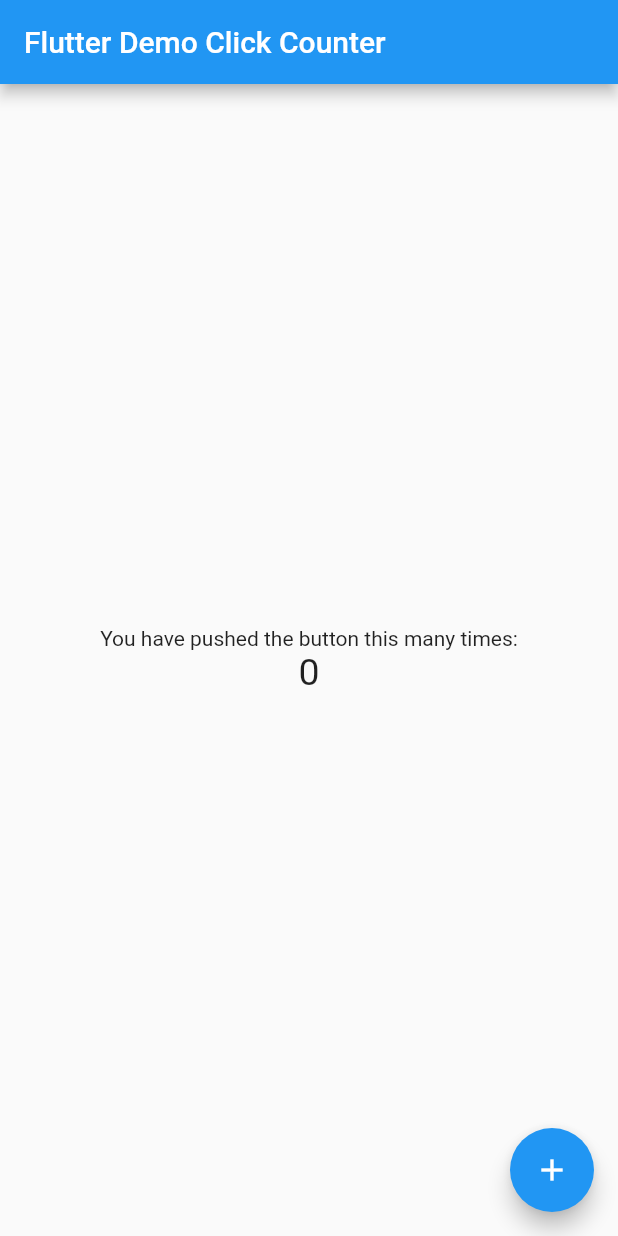
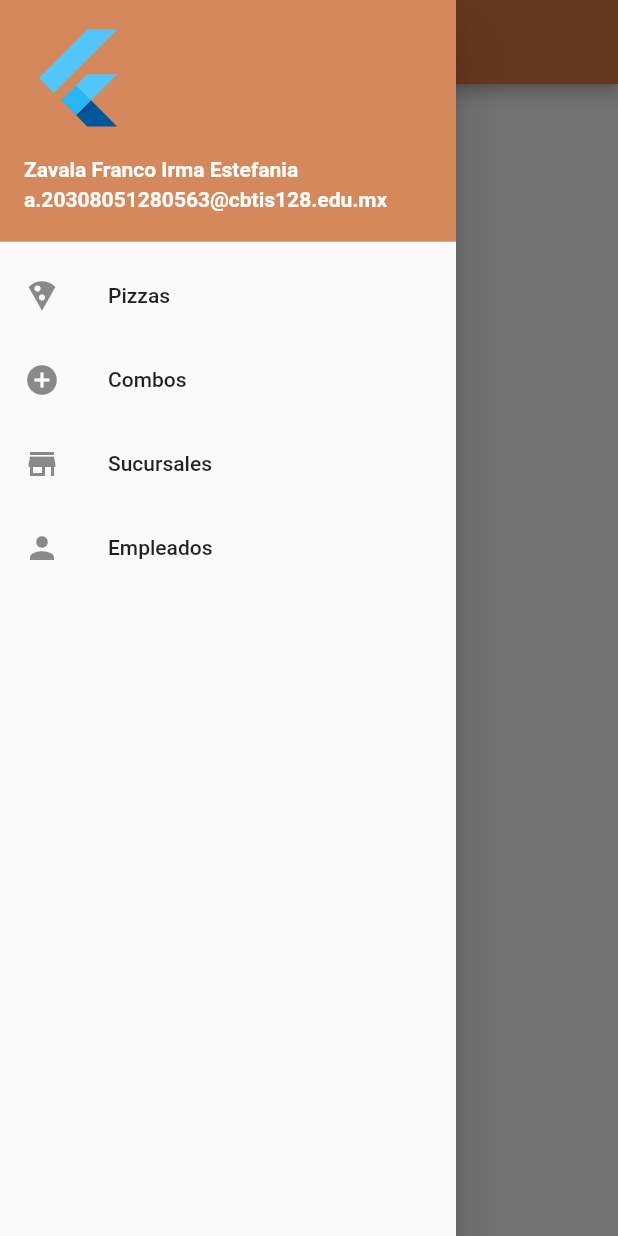
Before and after one commit to EstefaniaZAfa94748/DrawerFlutLab, a Flutter app: the screen it shows after launch, with the side drawer open (before the commit the screen has no drawer), on a phone screen of 412 x 824 dp. Run offline on Flutter 3.47's test engine with Material 2 defaults, Android fonts, the phone set to English and light mode, and no system bars.

Commit message:
drawer v2

```diff
--- a/lib/main.dart
+++ b/lib/main.dart
@@ -4,7 +4,7 @@ void main() => runApp(MyApp());
 
 class MyApp extends StatelessWidget {
   const MyApp({super.key});
-  static const String _title = 'Flutter Stateful Clicker Counter';
+  static const String _title = 'Drawer en Flutter';
   // This widget is the root of your application.
   @override
   Widget build(BuildContext context) {
@@ -13,6 +13,7 @@ class MyApp extends StatelessWidget {
       theme: ThemeData(
         primarySwatch: Colors.blue,
       ),
+      debugShowCheckedModeBanner: false,
       home: MyHomePage(),
     );
   }
@@ -20,71 +21,87 @@ class MyApp extends StatelessWidget {
 
 class MyHomePage extends StatefulWidget {
   const MyHomePage({super.key});
-  // This widget is the home page of your application. It is stateful, meaning
-  // that it has a State object (defined below) that contains fields that affect
-  // how it looks.
-  // This class is the configuration for the state.
   @override
   _MyHomePageState createState() => _MyHomePageState();
 }
 
 class _MyHomePageState extends State<MyHomePage> {
-  int _counter = 0;
-
-  void _incrementCounter() {
-    setState(() {
-      // This call to setState tells the Flutter framework that something has
-      // changed in this State, which causes it to rerun the build method below
-      // so that the display can reflect the updated values. If we changed
-      // _counter without calling setState(), then the build method would not be
-      // called again, and so nothing would appear to happen.
-      _counter++;
-    });
-  }
-
   @override
   Widget build(BuildContext context) {
-    // This method is rerun every time setState is called, for instance as done
-    // by the _incrementCounter method above.
-    //
-    // The Flutter framework has been optimized to make rerunning build methods
-    // fast, so that you can just rebuild anything that needs updating rather
-    // than having to individually change instances of widgets.
     return Scaffold(
       appBar: AppBar(
-        // Here we take the value from the MyHomePage object that was created by
-        // the App.build method, and use it to set our appbar title.
-        title: Text('Flutter Demo Click Counter'),
+        title: Text('Act.3 Drawer Zavala'),
+        backgroundColor: const Color(0xffd97942),
       ),
-      body: Center(
-        // Center is a layout widget. It takes a single child and positions it
-        // in the middle of the parent.
-        child: Column(
-          // Column is also a layout widget. It takes a list of children and
-          // arranges them vertically. By default, it sizes itself to fit its
-          // children horizontally, and tries to be as tall as its parent.
-          //
-          // Column has various properties to control how it sizes itself and
-          // how it positions its children. Here we use mainAxisAlignment to
-          // center the children vertically; the main axis here is the vertical
-          // axis because Columns are vertical (the cross axis would be
-          // horizontal).
-          mainAxisAlignment: MainAxisAlignment.center,
-          children: <Widget>[
-            Text(
-              'You have pushed the button this many times:',
+      drawer: Drawer(
+        child: ListView(
+          // Important: Remove any padding from the ListView.
+          padding: EdgeInsets.zero,
+          children: [
+            const UserAccountsDrawerHeader(
+              // <-- SEE HERE
+              decoration: BoxDecoration(color: const Color(0xffd5885b)),
+              accountName: Text(
+                "Zavala Franco Irma Estefania",
+                style: TextStyle(
+                  fontWeight: FontWeight.bold,
+                ),
+              ),
+              accountEmail: Text(
+                "a.20308051280563@cbtis128.edu.mx",
+                style: TextStyle(
+                  fontWeight: FontWeight.bold,
+                ),
+              ),
+              currentAccountPicture: FlutterLogo(),
             ),
-            Text(
-              '$_counter',
-              style: TextStyle(fontSize: 25),
+            ListTile(
+              leading: Icon(
+                Icons.local_pizza,
+              ),
+              title: const Text('Pizzas'),
+              onTap: () {
+                Navigator.pop(context);
+              },
+            ),
+            ListTile(
+              leading: Icon(
+                Icons.add_circle,
+              ),
+              title: const Text('Combos'),
+              onTap: () {
+                Navigator.pop(context);
+              },
+            ),
+            ListTile(
+              leading: Icon(
+                Icons.store,
+              ),
+              title: const Text('Sucursales'),
+              onTap: () {
+                Navigator.pop(context);
+              },
+            ),
+            ListTile(
+              leading: Icon(
+                Icons.person,
+              ),
+              title: const Text('Empleados'),
+              onTap: () {
+                Navigator.pop(context);
+              },
             ),
           ],
         ),
       ),
-      floatingActionButton: FloatingActionButton(
-        onPressed: _incrementCounter,
-        tooltip: 'Increment',
-        child: Icon(Icons.add),
+      body: Center(
+        child: Column(
+          children: [
+            SizedBox(
+              height: 50,
+            ),
+          ],
+        ),
       ),
     );
   }
```
